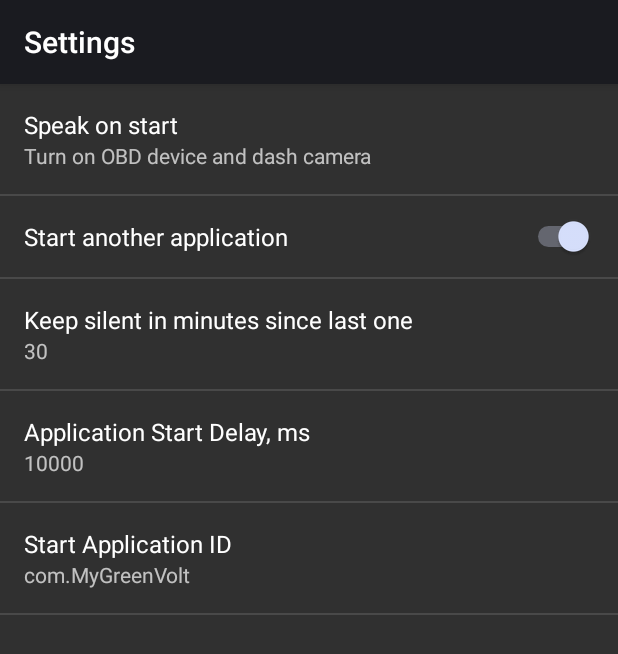
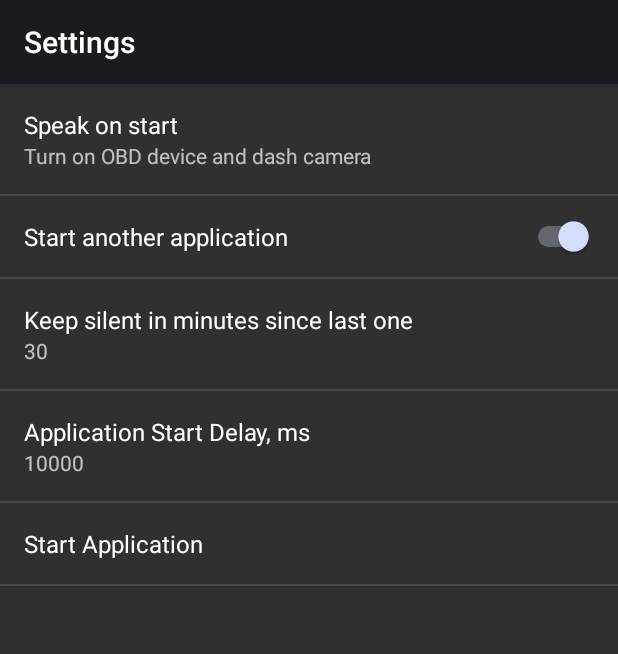
Before and after one commit to SergiiGalai/ObdNotifier, an Android app: the SettingsActivity screen opened directly, with no data from a screen before it, on a phone screen of 412 x 824 dp. Shown: the top 654 px of the screen. Run offline under Robolectric (Android 15) with nearby library versions, the phone set to English and light mode, and no system bars.

Commit message:
show application list preference on settings activity

```diff
--- a/app/src/main/java/com/chebur/obdnotifier/ApplicationLauncher.java
+++ b/app/src/main/java/com/chebur/obdnotifier/ApplicationLauncher.java
@@ -7,10 +7,6 @@ import android.content.Context;
 import android.content.Intent;
 import android.net.Uri;
 import android.os.Handler;
-import android.support.annotation.IntegerRes;
-import android.support.annotation.StringRes;
-
-import com.chebur.obdnotifier.helpers.Helper;
 
 import java.util.ArrayList;
 import java.util.Calendar;
--- /dev/null
+++ b/app/src/main/java/com/chebur/obdnotifier/ApplicationListPreference.java
@@ -0,0 +1,40 @@
+package com.chebur.obdnotifier;
+
+import android.content.Context;
+import android.content.Intent;
+import android.content.pm.PackageManager;
+import android.content.pm.ResolveInfo;
+import android.preference.ListPreference;
+import android.util.AttributeSet;
+
+import java.util.List;
+
+public class ApplicationListPreference extends ListPreference {
+    public ApplicationListPreference(Context context, AttributeSet attrs) {
+        super(context, attrs);
+
+        PackageManager pm = context.getPackageManager();
+        List<ResolveInfo> applications = getInstalledApplications(context);
+        CharSequence[] entryTitles = new CharSequence[applications.size()];
+        CharSequence[] entryValues = new CharSequence[applications.size()];
+        int i = 0;
+        for (ResolveInfo app : applications) {
+            entryValues[i] = app.activityInfo.name;
+            entryTitles[i] = app.loadLabel(pm);
+            if (entryTitles[i] == null) entryTitles[i] = "unknown";
+            i++;
+        }
+        setEntries(entryTitles);
+        setEntryValues(entryValues);
+    }
+
+    public ApplicationListPreference(Context context) {
+        this(context, null);
+    }
+
+    List<ResolveInfo> getInstalledApplications(final Context context){
+        Intent mainIntent = new Intent(Intent.ACTION_MAIN, null);
+        mainIntent.addCategory(Intent.CATEGORY_LAUNCHER);
+        return context.getPackageManager().queryIntentActivities( mainIntent, 0);
+    }
+}
--- a/app/src/main/java/com/chebur/obdnotifier/MainActivity.java
+++ b/app/src/main/java/com/chebur/obdnotifier/MainActivity.java
@@ -1,7 +1,6 @@
 package com.chebur.obdnotifier;
 
 import android.app.Activity;
-import android.content.Context;
 import android.content.Intent;
 import android.os.Bundle;
 import android.os.Handler;
@@ -24,7 +23,7 @@ public class MainActivity extends Activity
 {
     private static final String TAG = "MainActivity";
     private TextToSpeech tts;
-    private BluetoothManager bluetoothManager;
+    //private BluetoothManager bluetoothManager;
     private Notification notification;
     private ApplicationLauncher launcher;
     private Button cancelButton;
@@ -38,7 +37,7 @@ public class MainActivity extends Activity
 
         launcher = new ApplicationLauncher(this);
         notification = new Notification(this);
-        bluetoothManager = new BluetoothManager(this);
+        //bluetoothManager = new BluetoothManager(this);
         runApplicationRepository = Factory.createRunApplicationRepository(this);
         settingsReader = Factory.createSettingsReader(this);
         tts = new TextToSpeech(this, createInitListener());
@@ -118,7 +117,7 @@ public class MainActivity extends Activity
                 public void run() {
                     context.finish();
                 }
-            }, 2000);
+            }, 3000);
         }
     }
 
@@ -139,7 +138,7 @@ public class MainActivity extends Activity
     }
 
     private boolean appShouldBeRun(String packageName){
-        return !launcher.isAppRunning(packageName);
+        return packageName.length() > 0 && !launcher.isAppRunning(packageName);
     }
 
     //private void testFeatures(){
--- a/app/src/main/res/values/settings.xml
+++ b/app/src/main/res/values/settings.xml
@@ -1,6 +1,6 @@
 <?xml version="1.0" encoding="utf-8"?>
 <resources>
-    <string name="appid_to_run" translatable="false">com.MyGreenVolt</string>
+    <string name="appid_to_run" translatable="false"></string>
     <integer name="run_app_delay_millis">10000</integer>
-    <integer name="donot_notify_delay_minutes">30</integer>
+    <integer name="donot_notify_delay_minutes">60</integer>
 </resources>
--- a/app/src/main/res/values/strings.xml
+++ b/app/src/main/res/values/strings.xml
@@ -13,8 +13,7 @@
 
     <string name="pref_title_app_start_delay">Application Start Delay, ms</string>
     <string name="pref_default_app_start_delay">10000</string>
-    <string name="pref_title_start_app_id">Start Application ID</string>
-    <string name="pref_default_start_app_id" translatable="false">com.MyGreenVolt</string>
+    <string name="pref_title_start_app_id">Start Application</string>
     <string name="pref_title_text_to_speak">Speak on start</string>
     <string name="pref_default_text_to_speak">Turn on OBD device and dash camera</string>
     <string name="pref_title_silent_notification_minutes">Keep silent in minutes since last one</string>
--- a/app/src/main/res/xml/pref_general.xml
+++ b/app/src/main/res/xml/pref_general.xml
@@ -35,14 +35,10 @@
         android:singleLine="true"
         android:title="@string/pref_title_app_start_delay" />
 
-    <EditTextPreference
-        android:defaultValue="@string/pref_default_start_app_id"
-        android:inputType="text"
+    <com.chebur.obdnotifier.ApplicationListPreference
         android:key="start_app_id"
         android:dependency="is_start_app"
-        android:maxLines="1"
-        android:selectAllOnFocus="true"
-        android:singleLine="true"
-        android:title="@string/pref_title_start_app_id" />
+        android:title="@string/pref_title_start_app_id"
+        />
 
 </PreferenceScreen>
```
